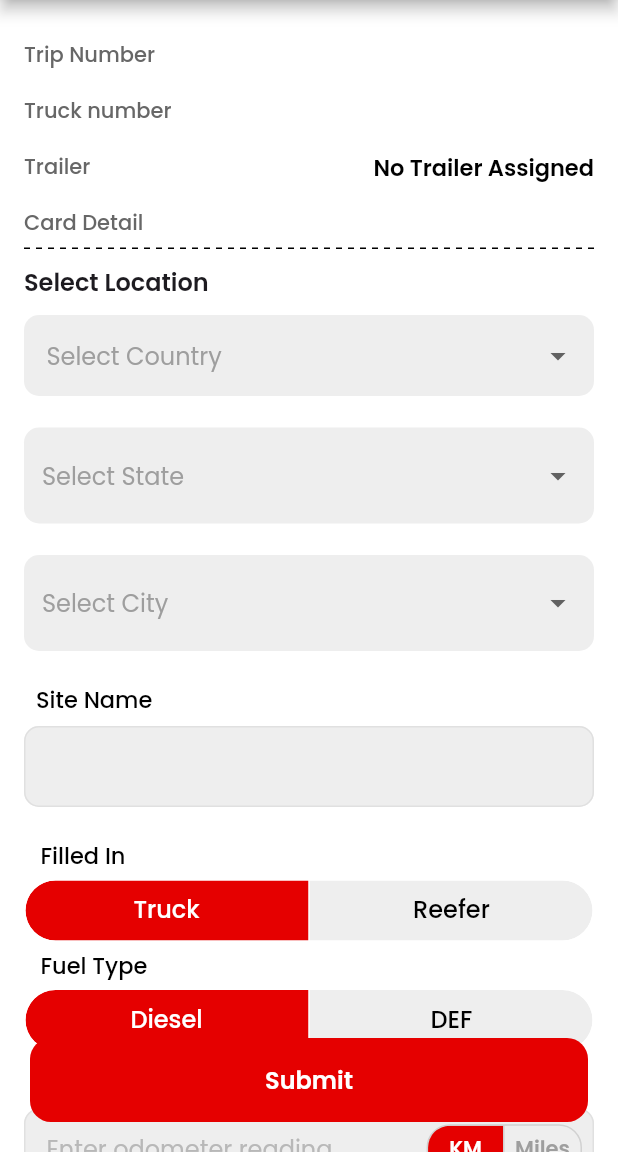
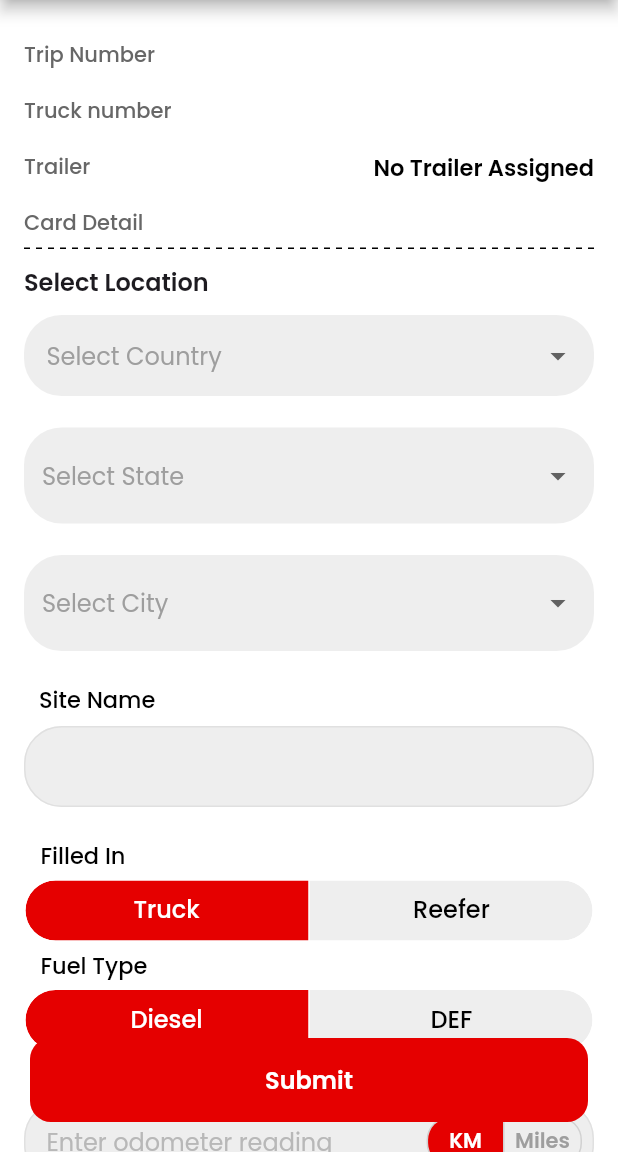
Before and after one commit to PiyushThakur077/Flying-Horse-frontend, a Flutter app: the RefuelView screen opened by its route, on a phone screen of 412 x 824 dp, the part 84-1236 px from its top. Run offline on Flutter 3.47's test engine with Material 3 defaults, Android fonts, the phone set to English and light mode, and no system bars; drawn by our look-alikes of dotted_line; our stand-ins replace connectivity_plus, flutter_typeahead, get, get_storage, google_fonts, google_maps_flutter and 1 more; accounts and stored records are empty.

Commit message:
Trip Id send to backend

```diff
--- a/lib/app/modules/refuel/controllers/refuel_controller.dart
+++ b/lib/app/modules/refuel/controllers/refuel_controller.dart
@@ -36,6 +36,7 @@ class RefuelController extends GetxController {
   var selectedCity = Cities().obs;
   var selectedCountry = ''.obs;
   var siteName = ''.obs;
+  var tripId = 0.obs;
 
   // Update these to store two trailer names and numbers
   var trailerNumber1 = ''.obs;
@@ -64,6 +65,7 @@ class RefuelController extends GetxController {
 
   void _prefillDetailsFromStorage() {
     final storage = GetStorage();
+    tripId.value = GetStorage().read<int>('tripId') ?? 0;
     truckNumber.value = storage.read<String>('truckNumber') ?? '';
     tripNumber.value = storage.read<String>('tripNumber') ?? '';
     cardDetail.value = storage.read<String>('cardNumber') ?? '';
@@ -349,6 +351,7 @@ class RefuelController extends GetxController {
     final localTime = DateFormat('yyyy-MM-dd HH:mm:ss').format(DateTime.now());
 
     final map = {
+       "trip_id": tripId.value,
       "trip_number": tripNumber.value,
       "fuel_type": selectedFuelType.value.toLowerCase(),
       "odometer_reading_unit": odometerReadingUnit.value,
--- a/lib/app/modules/refuel/views/refuel_view.dart
+++ b/lib/app/modules/refuel/views/refuel_view.dart
@@ -122,26 +122,26 @@ class RefuelView extends GetView<RefuelController> {
                                 filled: true,
                                 fillColor: const Color(0xFFEEEEEE),
                                 border: OutlineInputBorder(
-                                  borderRadius: BorderRadius.circular(10.0),
+                                  borderRadius: BorderRadius.circular(25.0),
                                   borderSide: BorderSide.none,
                                 ),
                                 enabledBorder: OutlineInputBorder(
-                                  borderRadius: BorderRadius.circular(10.0),
+                                  borderRadius: BorderRadius.circular(25.0),
                                   borderSide: BorderSide.none,
                                 ),
                                 focusedBorder: OutlineInputBorder(
-                                  borderRadius: BorderRadius.circular(10.0),
+                                  borderRadius: BorderRadius.circular(25.0),
                                   borderSide: BorderSide.none,
                                 ),
                                 errorBorder: OutlineInputBorder(
-                                  borderRadius: BorderRadius.circular(10.0),
+                                  borderRadius: BorderRadius.circular(25.0),
                                   borderSide: const BorderSide(
                                     color: Colors
                                         .red, // Red border for error state
                                   ),
                                 ),
                                 focusedErrorBorder: OutlineInputBorder(
-                                  borderRadius: BorderRadius.circular(10.0),
+                                 borderRadius: BorderRadius.circular(25.0),
                                   borderSide: const BorderSide(
                                     color: Colors
                                         .red, // Red border for focused error state
@@ -204,30 +204,25 @@ class RefuelView extends GetView<RefuelController> {
                                       filled: true,
                                       fillColor: const Color(0xFFEEEEEE),
                                       border: OutlineInputBorder(
-                                        borderRadius:
-                                            BorderRadius.circular(10.0),
+                                       borderRadius: BorderRadius.circular(25.0),
                                         borderSide: BorderSide.none,
                                       ),
                                       enabledBorder: OutlineInputBorder(
-                                        borderRadius:
-                                            BorderRadius.circular(10.0),
+                                        borderRadius: BorderRadius.circular(25.0),
                                         borderSide: BorderSide.none,
                                       ),
                                       focusedBorder: OutlineInputBorder(
-                                        borderRadius:
-                                            BorderRadius.circular(10.0),
+                                        borderRadius: BorderRadius.circular(25.0),
                                         borderSide: BorderSide.none,
                                       ),
                                       errorBorder: OutlineInputBorder(
-                                        borderRadius:
-                                            BorderRadius.circular(10.0),
+                                        borderRadius: BorderRadius.circular(25.0),
                                         borderSide: const BorderSide(
                                           color: Colors.red,
                                         ),
                                       ),
                                       focusedErrorBorder: OutlineInputBorder(
-                                        borderRadius:
-                                            BorderRadius.circular(10.0),
+                                        borderRadius: BorderRadius.circular(25.0),
                                         borderSide: const BorderSide(
                                           color: Colors.red,
                                         ),
@@ -295,7 +290,6 @@ class RefuelView extends GetView<RefuelController> {
                             ],
                           ),
                         ),
-                        // SizedBox(height: 10),
                         Obx(() => Container(
                               width: double.infinity,
                               height: 85,
@@ -308,19 +302,19 @@ class RefuelView extends GetView<RefuelController> {
                                   filled: true,
                                   fillColor: const Color(0xFFEEEEEE),
                                   border: OutlineInputBorder(
-                                    borderRadius: BorderRadius.circular(10.0),
+                                    borderRadius: BorderRadius.circular(25.0),
                                     borderSide: BorderSide.none,
                                   ),
                                   enabledBorder: OutlineInputBorder(
-                                    borderRadius: BorderRadius.circular(10.0),
+                                    borderRadius: BorderRadius.circular(25.0),
                                     borderSide: BorderSide.none,
                                   ),
                                   focusedBorder: OutlineInputBorder(
-                                    borderRadius: BorderRadius.circular(10.0),
+                                    borderRadius: BorderRadius.circular(25.0),
                                     borderSide: BorderSide.none,
                                   ),
                                   errorBorder: OutlineInputBorder(
-                                    borderRadius: BorderRadius.circular(10.0),
+                                    borderRadius: BorderRadius.circular(25.0),
                                     borderSide: const BorderSide(
                                       color: Colors
                                           .red, // Red border when there's an error
@@ -391,6 +385,11 @@ class RefuelView extends GetView<RefuelController> {
                   Obx(() => Container(
                         height: 50, // Updated height
                         width: double.infinity,
+                        decoration: BoxDecoration(
+                          color: Colors
+                              .transparent, // Background color of the container if needed
+                          borderRadius: BorderRadius.circular(150.0),
+                        ),
                         child: SegmentedButton<String>(
                           showSelectedIcon: false,
                           style: ButtonStyle(
@@ -442,6 +441,7 @@ class RefuelView extends GetView<RefuelController> {
                           },
                         ),
                       )),
+
                   // const SizedBox(height: 10),
                   Column(
                     crossAxisAlignment: CrossAxisAlignment.start,
@@ -519,7 +519,7 @@ class RefuelView extends GetView<RefuelController> {
                       Obx(
                         () => controller.selectedFuelType.value == 'def'
                             ? Padding(
-                                padding: EdgeInsets.symmetric(vertical: 10),
+                                padding: EdgeInsets.only(top: 10),
                                 child: Column(
                                   children: [
                                     CommonTextInput(
@@ -571,7 +571,7 @@ class RefuelView extends GetView<RefuelController> {
                               )
                             : const SizedBox.shrink(),
                       ),
-                      const SizedBox(height: 5),
+
                       Obx(
                         () => CommonTextInput(
                           labelText: 'Odometer Reading',
--- a/lib/app/modules/refuel_card/views/refuel_card_view.dart
+++ b/lib/app/modules/refuel_card/views/refuel_card_view.dart
@@ -607,6 +607,7 @@ class RefuelCardView extends GetView<RefuelCardController> {
 
     if (selectedRefuel != null) {
       var address = jsonDecode(selectedRefuel['fuel_station_address']);
+
       controller.siteNameController.text = address['site_name'] ?? '';
       controller.countryController.text = address['country'] ?? '';
       controller.stateController.text = address['state'] ?? '';
@@ -942,7 +943,6 @@ class RefuelCardView extends GetView<RefuelCardController> {
                                       },
                                     ),
                                   )),
-                              const SizedBox(height: 10),
                               Obx(() => controller.selectedFuelType.value ==
                                       'def'
                                   ? Column(
@@ -961,7 +961,6 @@ class RefuelCardView extends GetView<RefuelCardController> {
                                       ],
                                     )
                                   : SizedBox.shrink()),
-                              SizedBox(height: 10),
                               Obx(
                                 () => CommonTextInput(
                                   labelText: 'Odometer Reading',
--- a/lib/app/modules/refueling/controllers/refueling_controller.dart
+++ b/lib/app/modules/refueling/controllers/refueling_controller.dart
@@ -45,6 +45,7 @@ class RefuelingController extends GetxController {
         for (var trip in sortedTrips) {
           if (trip['status_name'] == 'inprogress') {
             // Save trip details to GetStorage
+            GetStorage().write('tripId', trip['id'] as int);
             GetStorage().write('cardNumber', trip['card_number']);
             GetStorage().write('tripNumber', trip['trip_number']);
             GetStorage().write('truckNumber', trip['truck_number']);
--- a/lib/app/widgets/common_text_input.dart
+++ b/lib/app/widgets/common_text_input.dart
@@ -78,7 +78,7 @@ class _CommonTextInputState extends State<CommonTextInput> {
       crossAxisAlignment: CrossAxisAlignment.start,
       children: [
         Padding(
-          padding: EdgeInsets.symmetric(horizontal: 8),
+          padding: EdgeInsets.symmetric(horizontal: 10),
           child: RichText(
             text: TextSpan(
               text: widget.labelText,
@@ -113,32 +113,32 @@ class _CommonTextInputState extends State<CommonTextInput> {
               filled: true,
               fillColor: const Color(0xFFEEEEEE),
               border: OutlineInputBorder(
-                borderRadius: BorderRadius.circular(10.0),
+                borderRadius: BorderRadius.circular(25.0),
                 borderSide: BorderSide.none,
               ),
               enabledBorder: OutlineInputBorder(
-                               borderRadius: BorderRadius.circular(10.0),
+                               borderRadius: BorderRadius.circular(25.0),
 
                 borderSide: BorderSide(
                   color: _showErrorBorder ? Colors.red : Colors.grey.shade300,
                 ),
               ),
               focusedBorder: OutlineInputBorder(
-                               borderRadius: BorderRadius.circular(10.0),
+                               borderRadius: BorderRadius.circular(25.0),
 
                 borderSide: BorderSide(
                   color: _showErrorBorder ? Colors.red : Colors.grey.shade300,
                 ),
               ),
               errorBorder: OutlineInputBorder(
-                                borderRadius: BorderRadius.circular(10.0),
+                                borderRadius: BorderRadius.circular(25.0),
 
                 borderSide: BorderSide(
                   color: Colors.red, // Red border for error state
                 ),
               ),
               focusedErrorBorder: OutlineInputBorder(
-                                borderRadius: BorderRadius.circular(10.0),
+                                borderRadius: BorderRadius.circular(25.0),
 
                 borderSide: BorderSide(
                   color: Colors.red, // Red border for focused error state
```
